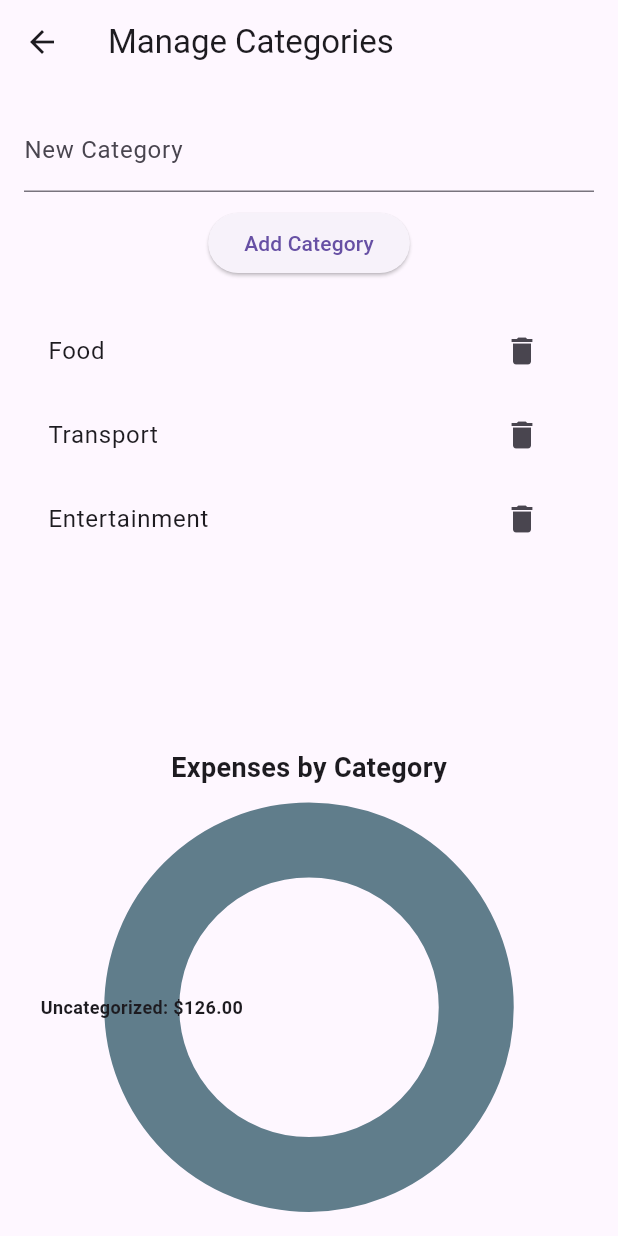
After one commit to aaguirreu/cm-miplata-utem, a Flutter app: the HomeScreen screen opened directly, after a tap on the "category" icon, on a phone screen of 412 x 824 dp. The commit adds this screen. Run offline on Flutter 3.47's test engine with Material 3 defaults, Android fonts, the phone set to English and light mode, and no system bars; drawn by our look-alikes of fl_chart; our stand-ins replace google_sign_in.

Commit message:
se agrega pantalla inicial, categorías, transacciones y gráfico

```diff
--- /dev/null
+++ b/lib/screens/category_screen.dart
@@ -0,0 +1,121 @@
+// category_screen.dart
+import 'package:flutter/material.dart';
+import 'package:fl_chart/fl_chart.dart';
+
+class CategoryScreen extends StatefulWidget {
+  final List<String> categories;
+  final Function(List<String>) onUpdateCategories;
+  final List<Map<String, dynamic>> recentTransactions;
+
+  CategoryScreen({required this.categories, required this.onUpdateCategories, required this.recentTransactions});
+
+  @override
+  _CategoryScreenState createState() => _CategoryScreenState();
+}
+
+class _CategoryScreenState extends State<CategoryScreen> {
+  final TextEditingController _categoryController = TextEditingController();
+  late List<String> categories;
+  late Map<String, double> categoryTotals;
+
+  @override
+  void initState() {
+    super.initState();
+    categories = List.from(widget.categories);
+    _calculateCategoryTotals();
+  }
+
+  void _calculateCategoryTotals() {
+    categoryTotals = {};
+    for (var transaction in widget.recentTransactions) {
+      if (transaction['type'] == 'expense') {
+        String category = transaction['category'] ?? 'Uncategorized';
+        if (categoryTotals.containsKey(category)) {
+          categoryTotals[category] = categoryTotals[category]! + transaction['amount'];
+        } else {
+          categoryTotals[category] = transaction['amount'];
+        }
+      }
+    }
+  }
+
+  void _addCategory() {
+    if (_categoryController.text.isNotEmpty) {
+      setState(() {
+        categories.add(_categoryController.text);
+        _categoryController.clear();
+      });
+      widget.onUpdateCategories(categories);
+    }
+  }
+
+  void _removeCategory(String category) {
+    setState(() {
+      categories.remove(category);
+    });
+    widget.onUpdateCategories(categories);
+  }
+
+  @override
+  Widget build(BuildContext context) {
+    return Scaffold(
+      appBar: AppBar(
+        title: Text('Manage Categories'),
+      ),
+      body: Padding(
+        padding: const EdgeInsets.all(16.0),
+        child: Column(
+          children: [
+            TextField(
+              controller: _categoryController,
+              decoration: InputDecoration(labelText: 'New Category'),
+            ),
+            SizedBox(height: 10),
+            ElevatedButton(
+              onPressed: _addCategory,
+              child: Text('Add Category'),
+            ),
+            SizedBox(height: 20),
+            Expanded(
+              child: ListView.builder(
+                itemCount: categories.length,
+                itemBuilder: (context, index) {
+                  return ListTile(
+                    title: Text(categories[index]),
+                    trailing: IconButton(
+                      icon: Icon(Icons.delete),
+                      onPressed: () => _removeCategory(categories[index]),
+                    ),
+                  );
+                },
+              ),
+            ),
+            SizedBox(height: 20),
+            Text(
+              'Expenses by Category',
+              style: TextStyle(fontSize: 18, fontWeight: FontWeight.bold),
+            ),
+            SizedBox(height: 10),
+            Expanded(
+              child: categoryTotals.isEmpty
+                  ? Center(child: Text('No expenses to show'))
+                  : PieChart(
+                PieChartData(
+                  sections: categoryTotals.entries.map((entry) {
+                    return PieChartSectionData(
+                      color: Colors.primaries[categories.indexOf(entry.key) % Colors.primaries.length],
+                      value: entry.value,
+                      title: '${entry.key}: \$${entry.value.toStringAsFixed(2)}',
+                      radius: 50,
+                      titleStyle: TextStyle(fontSize: 12, fontWeight: FontWeight.bold),
+                    );
+                  }).toList(),
+                ),
+              ),
+            ),
+          ],
+        ),
+      ),
+    );
+  }
+}
--- /dev/null
+++ b/lib/screens/home_screen.dart
@@ -0,0 +1,146 @@
+// home_screen.dart
+import 'package:flutter/material.dart';
+import 'add_transaction_screen.dart';
+import 'category_screen.dart';
+import 'set_balance_screen.dart';
+
+class HomeScreen extends StatefulWidget {
+  final double totalBalance;
+  final List<Map<String, dynamic>> recentTransactions;
+
+  HomeScreen({required this.totalBalance, required this.recentTransactions});
+
+  @override
+  _HomeScreenState createState() => _HomeScreenState();
+}
+
+class _HomeScreenState extends State<HomeScreen> {
+  late double totalBalance;
+  late List<Map<String, dynamic>> recentTransactions;
+  List<String> categories = ['Food', 'Transport', 'Entertainment'];
+
+  @override
+  void initState() {
+    super.initState();
+    totalBalance = widget.totalBalance;
+    recentTransactions = widget.recentTransactions;
+  }
+
+  void _addTransaction(String title, double amount, String type, String category) {
+    setState(() {
+      recentTransactions.add({
+        'title': title,
+        'amount': amount,
+        'date': DateTime.now().toString().split(' ')[0],
+        'type': type,
+        'category': category,
+      });
+
+      if (type == 'income') {
+        totalBalance += amount;
+      } else {
+        totalBalance -= amount;
+      }
+    });
+  }
+
+  void _updateCategories(List<String> updatedCategories) {
+    setState(() {
+      categories = updatedCategories;
+    });
+  }
+
+  void _setInitialBalance(double balance) {
+    setState(() {
+      totalBalance = balance;
+    });
+  }
+
+  @override
+  Widget build(BuildContext context) {
+    return Scaffold(
+      appBar: AppBar(
+        title: Text('Home Screen'),
+      ),
+      body: Padding(
+        padding: const EdgeInsets.all(16.0),
+        child: Column(
+          crossAxisAlignment: CrossAxisAlignment.start,
+          children: [
+            Text(
+              'Total Balance: \$${totalBalance.toStringAsFixed(2)}',
+              style: TextStyle(fontSize: 24, fontWeight: FontWeight.bold),
+            ),
+            SizedBox(height: 10),
+            ElevatedButton(
+              onPressed: () {
+                Navigator.of(context).push(
+                  MaterialPageRoute(
+                    builder: (context) => SetBalanceScreen(onSetBalance: _setInitialBalance),
+                  ),
+                );
+              },
+              child: Text('Set Initial Balance'),
+            ),
+            SizedBox(height: 20),
+            Text(
+              'Recent Transactions',
+              style: TextStyle(fontSize: 18, fontWeight: FontWeight.bold),
+            ),
+            SizedBox(height: 10),
+            Expanded(
+              child: ListView.builder(
+                itemCount: recentTransactions.length,
+                itemBuilder: (context, index) {
+                  final transaction = recentTransactions[index];
+                  return ListTile(
+                    title: Text(transaction['title']),
+                    subtitle: Text('${transaction['date']} - ${transaction['category'] ?? ''}'),
+                    trailing: Text(
+                      '\$${transaction['amount'].toStringAsFixed(2)}',
+                      style: TextStyle(
+                          color: transaction['type'] == 'income'
+                              ? Colors.green
+                              : Colors.red),
+                    ),
+                  );
+                },
+              ),
+            ),
+          ],
+        ),
+      ),
+      floatingActionButton: Column(
+        mainAxisAlignment: MainAxisAlignment.end,
+        crossAxisAlignment: CrossAxisAlignment.end,
+        children: [
+          FloatingActionButton(
+            onPressed: () {
+              Navigator.of(context).push(
+                MaterialPageRoute(
+                  builder: (context) => AddTransactionScreen(onAddTransaction: _addTransaction, categories: categories),
+                ),
+              );
+            },
+            child: Icon(Icons.add),
+          ),
+          SizedBox(height: 10),
+          FloatingActionButton(
+            onPressed: () {
+              Navigator.of(context).push(
+                MaterialPageRoute(
+                  builder: (context) => CategoryScreen(
+                    categories: categories,
+                    onUpdateCategories: _updateCategories,
+                    recentTransactions: recentTransactions,
+                  ),
+                ),
+              );
+            },
+            child: Icon(Icons.category),
+          ),
+        ],
+      ),
+    );
+  }
+}
--- a/pubspec.yaml
+++ b/pubspec.yaml
@@ -37,7 +37,9 @@ dependencies:
   firebase_core: ^2.4.1
   firebase_auth: ^4.6.1
   google_sign_in: ^6.1.0
-  http: ^0.13.3
+  http: ^1.2.2
+  fl_chart: ^0.68.0
+
 
 dev_dependencies:
   flutter_test:
@@ -48,7 +50,7 @@ dev_dependencies:
   # activated in the `analysis_options.yaml` file located at the root of your
   # package. See that file for information about deactivating specific lint
   # rules and activating additional ones.
-  flutter_lints: ^3.0.0
+  flutter_lints: ^4.0.0
 
 # For information on the generic Dart part of this file, see the
 # following page: https://dart.dev/tools/pub/pubspec
```
Also changed, not shown: lib/screens/add_transaction_screen.dart (added, +103 -0 lines), lib/screens/login_screen.dart (+21 -1 lines), lib/screens/set_balance_screen.dart (added, +57 -0 lines), pubspec.lock.
